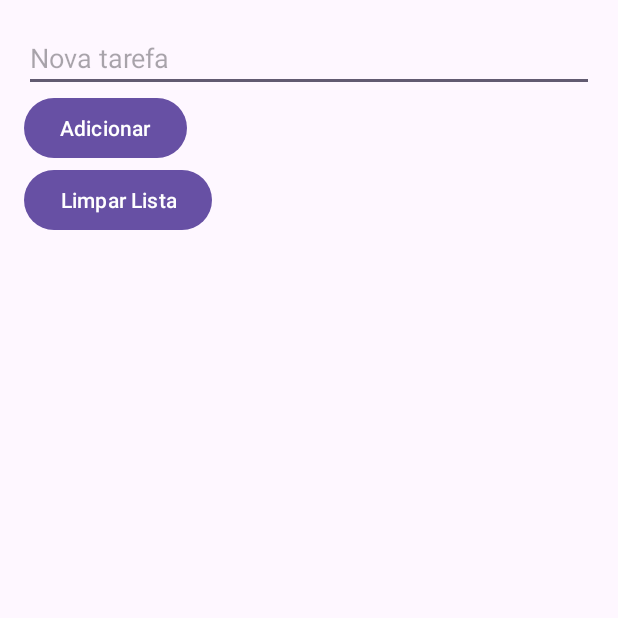
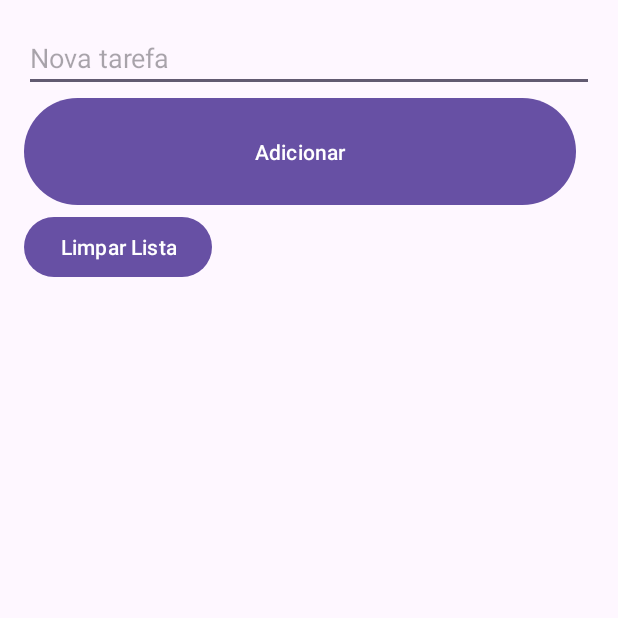
Before and after one commit to XandyNerdX/Dispositivos-Moveis, an Android app: the screen it shows after launch (MainActivity), after a tap on "Limpar Lista", on a phone screen of 412 x 824 dp, the top half of it. Run offline under Robolectric (Android 15) with nearby library versions, the phone set to English and light mode, and no system bars.

Commit message:
Lista de tarefas, aplicativo mobile!

```diff
--- a/app/src/main/java/com/example/listview/MainActivity.java
+++ b/app/src/main/java/com/example/listview/MainActivity.java
@@ -48,7 +48,8 @@ public class MainActivity extends AppCompatActivity {
         buttonClear.setOnClickListener(new View.OnClickListener() {
             public  void  onClick(View v) {
                 taskList.clear();
-                adapter.notifyDataSetChanged();
+                adapter.notifyDataSetChanged();//teste
+
             }
                                        }
         );
--- a/app/src/main/res/layout/activity_main.xml
+++ b/app/src/main/res/layout/activity_main.xml
@@ -14,8 +14,8 @@
 
     <Button
         android:id="@+id/buttonAdd"
-        android:layout_width="wrap_content"
-        android:layout_height="wrap_content"
+        android:layout_width="368dp"
+        android:layout_height="79dp"
         android:text="Adicionar" />
 
     <ListView
```
